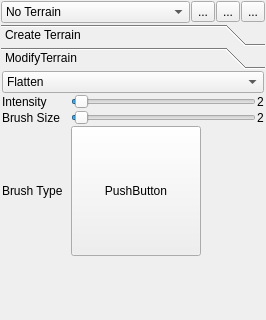
Old version of the form rl/trunk/editors/Lockenwickler/ui files/MyTerrainManagerDock.ui in the repository rastullahs-lockenpracht/rastullahs-lockenpracht; both pictures show x 0 to 266 and y 0 to 320 of the 266 by 748 pixel window.
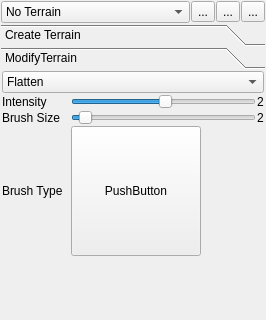
New version of the form. The open tabs and pages were chosen to show the change. Icons and pictures are not drawn.

Commit message: - Raise and lower terrain works

```diff
--- a/rl/trunk/editors/Lockenwickler/ui files/MyTerrainManagerDock.ui
+++ b/rl/trunk/editors/Lockenwickler/ui files/MyTerrainManagerDock.ui
@@ -706,8 +706,14 @@
          <property name="toolTip" >
           <string>The intensity wich is applied to the tool</string>
          </property>
+         <property name="minimum" >
+          <number>-50</number>
+         </property>
+         <property name="maximum" >
+          <number>50</number>
+         </property>
          <property name="value" >
-          <number>2</number>
+          <number>1</number>
          </property>
          <property name="orientation" >
           <enum>Qt::Horizontal</enum>
@@ -784,6 +790,9 @@
          <property name="toolTip" >
           <string>The diameter of the tool</string>
          </property>
+         <property name="maximum" >
+          <number>50</number>
+         </property>
          <property name="value" >
           <number>2</number>
          </property>
```
Left out of the diff: 11 changed lines with no effect on the pictures. The commit also changes 8 other files.
